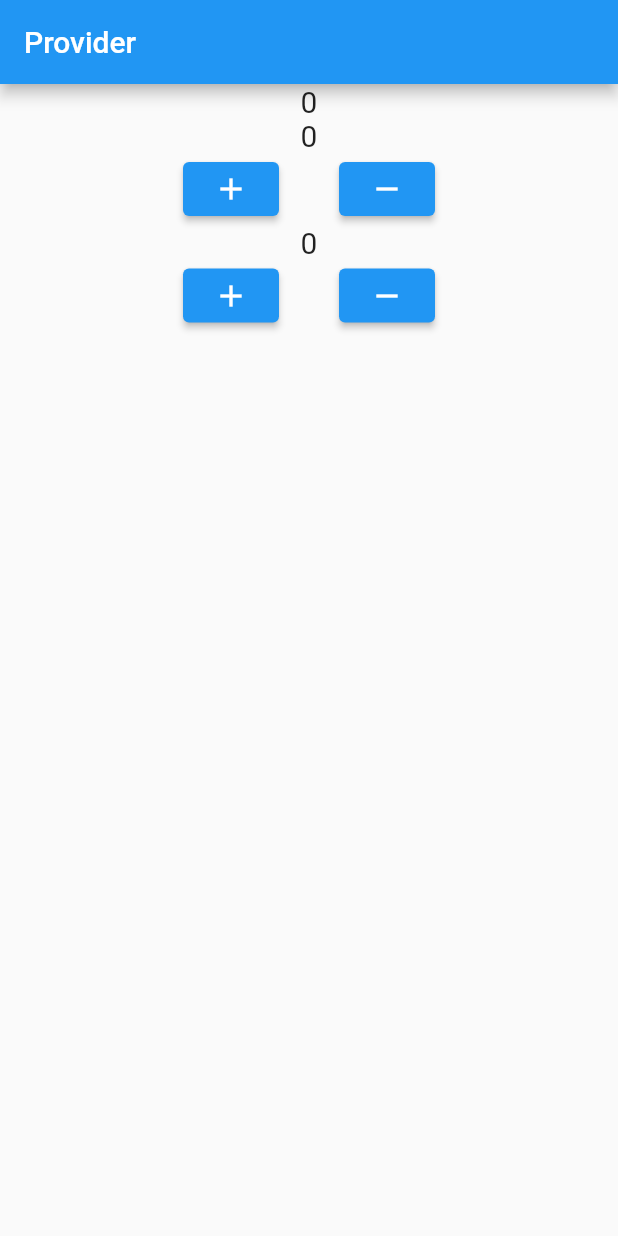
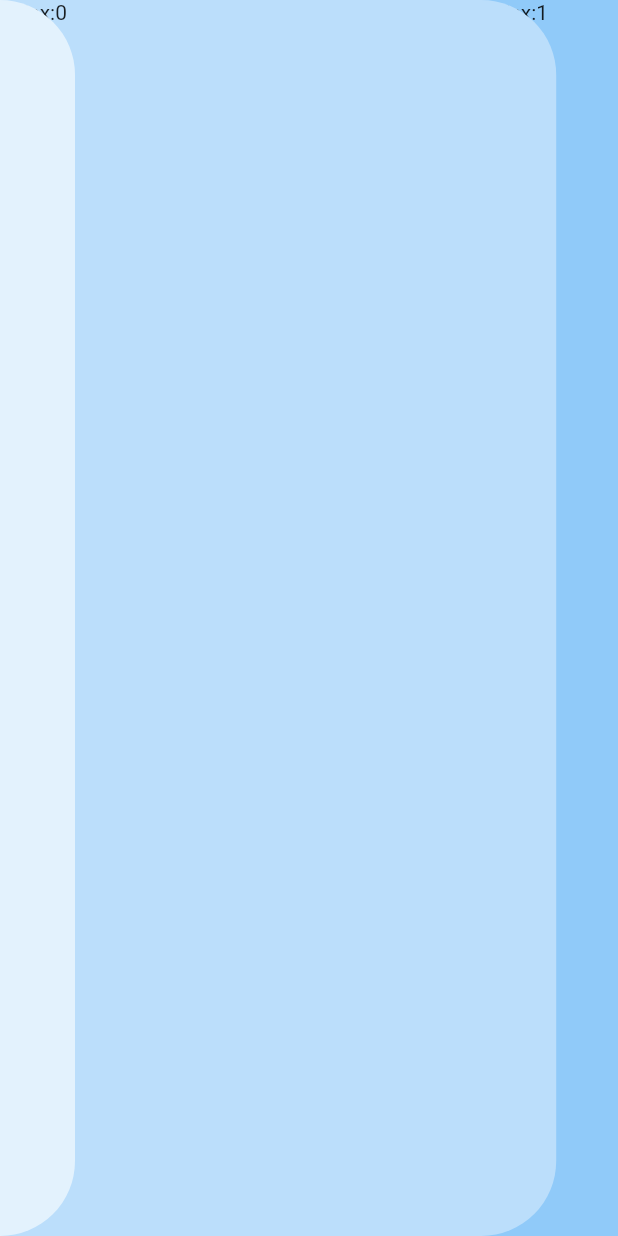
Before and after one commit to rooky0509/ontime, a Flutter app: the screen it shows after launch, on a phone screen of 412 x 824 dp. Run offline on Flutter 3.47's test engine with Material 2 defaults, Android fonts, the phone set to English and light mode, and no system bars.

Commit message:
OnTime : home.dart 기본셋팅

```diff
--- a/lib/main.dart
+++ b/lib/main.dart
@@ -1,17 +1,18 @@
 import 'package:flutter/material.dart';
 import 'package:provider/provider.dart';
+
+import 'package:ontime/page/schedule.dart';
+import 'package:ontime/page/selfcheck.dart';
+import 'package:ontime/page/bus.dart';
+import 'package:ontime/page/lunch.dart';
+import 'package:ontime/page/setting.dart';
+
 import 'package:ontime/providers/time.dart';
+
 import 'package:ontime/widgets/time.dart';
 
 void main() {
-  runApp(
-    MultiProvider(
-      providers: [
-        ChangeNotifierProvider(create: (_) => Providerr()),
-      ],
-      child: MyApp(),
-    ),
-  );
+  runApp(MyApp());
 }
 
 class MyApp extends StatelessWidget {
@@ -28,13 +29,141 @@ class MyApp extends StatelessWidget {
 }
 
 class Home extends StatelessWidget {
+
   @override
   Widget build(BuildContext context) {
+    ScrollController _controller = ScrollController();
+	  GlobalKey<ScaffoldState> _scaffoldKey = new GlobalKey();
+    double width = MediaQuery.of(context).size.width;
+    double height = MediaQuery.of(context).size.height;
+    double tapWidth = width*0.9;
+
+    void _scroll(double offset) {
+      _controller.animateTo(
+        offset,
+        duration: Duration(seconds: 1),
+        curve: Curves.fastOutSlowIn,
+      );
+    }
+
+    Widget Pos({required int index, required Color color, required Function onPressed}){
+
+      return Positioned(
+        top: 0,
+        left: (tapWidth-50)*index,
+        width: tapWidth,
+        height: height,
+        child: GestureDetector(
+          onTap: (){
+            onPressed();
+            print("Tap:$index");
+          },
+          child:Container(
+            decoration: BoxDecoration(
+              color: color,
+              borderRadius: BorderRadius.horizontal(right: Radius.circular(50)),
+            ),
+            child: Text("index:$index"),
+          ),
+        )
+      );
+    }
+
     return Scaffold(
-      appBar: AppBar(
-        title: Text('Provider'),
+      backgroundColor: Colors.amber,
+      body : SingleChildScrollView(
+        controller: _controller,
+        scrollDirection: Axis.horizontal,
+        child: Stack(
+          children:[
+            Container(
+              width: (tapWidth-50)*9,
+              decoration: const BoxDecoration(
+                gradient: LinearGradient(
+                  begin: Alignment.topLeft,
+                  end: Alignment.bottomRight,
+                  colors: [Colors.purple, Colors.orange]
+                )
               ),
-      body: Column(
+            ),
+            Pos(index: 8, color: Colors.blue.shade900 ,onPressed: (){_scroll(_controller.position.minScrollExtent);}),
+            Pos(index: 7, color: Colors.blue.shade800 ,onPressed: (){}),
+            Pos(index: 6, color: Colors.blue.shade700 ,onPressed: (){}),
+            Pos(index: 5, color: Colors.blue.shade600 ,onPressed: (){}),
+            Pos(index: 4, color: Colors.blue.shade500 ,onPressed: (){}),
+            Pos(index: 3, color: Colors.blue.shade400 ,onPressed: (){}),
+            Pos(index: 2, color: Colors.blue.shade300 ,onPressed: (){}),
+            Pos(index: 1, color: Colors.blue.shade200 ,onPressed: (){}),
+            Pos(index: 0, color: Colors.blue.shade100 ,onPressed: (){}),
+            Builder(builder: (context) {
+              return Pos(index: -1, color: Colors.blue.shade50 ,onPressed: (){Scaffold.of(context).openDrawer();});
+            }),
+
+          ]
+        )
+      ),
+      drawer: Drawer(
+        child: Center(
+          child: Text('Drawer'),
+        ),
+      ),
+    );
+  }
+}
+
+/*
+
+Container(
+  width: width*0.5,
+  decoration: BoxDecoration(
+    color: Colors.blue[100]
+    borderRadius: BorderRadius.all(Radius.circular(10)),
+  ),
+  child: Text("index:${100*(9-index)}/${100*(index-9)}"),
+)
+
+            Positioned(
+              left: 100,
+              width: 1000,
+              height: height,
+              child: Container(color: Colors.red),
+            )
+Container(
+              width: 5000,
+              decoration: const BoxDecoration(
+                gradient: LinearGradient(
+                  begin: Alignment.topLeft,
+                  end: Alignment.bottomRight,
+                  colors: [Colors.purple, Colors.orange]
+                )
+              ),
+            ),
+ListView(
+        scrollDirection: Axis.horizontal,
+        //crossAxisAlignment: CrossAxisAlignment.stretch,
+        children: List.generate(19, (index) =>
+          Container(
+            width: width*0.5,
+            decoration: BoxDecoration(
+              color: index<9?Colors.lightBlue[100*(9-index)]:Colors.amber[100*(index-9)],
+              borderRadius: BorderRadius.all(Radius.circular(10)),
+            ),
+            child: Text("index:${100*(9-index)}/${100*(index-9)}"),
+          )),
+      )
+
+<Widget>[
+          Container(
+            width: 50,
+            decoration: BoxDecoration(
+              color: Colors.amberAccent,
+              borderRadius: BorderRadius.all(Radius.circular(10))
+            ),
+          )
+        ],
+
+
+Column(
         children: <Widget>[
           ChangeNotifierProvider(
             create: (BuildContext context) => Providerr(),
@@ -49,20 +178,31 @@ class Home extends StatelessWidget {
               ),
             ),
           ),
-      ChangeNotifierProvider(
-        create: (BuildContext context) => Providerr(),
-        child: Center(
-          child: Column(
-            mainAxisAlignment: MainAxisAlignment.center,
-            children: [
-              Counter(),
-              Buttons(),
-            ],
-          ),
-        ),
-      ),
         ],
       )
+
+GridView.count(
+  crossAxisCount: 2, //1 개의 행에 보여줄 item 개수
+  childAspectRatio: 1 / 1, //item 의 가로 1, 세로 2 의 비율
+  mainAxisSpacing: 10, //수평 Padding
+  crossAxisSpacing: 10, //수직 Padding
+  children: List.generate(4, (index) {  //item 의 반목문 항목 형성
+    return MaterialButton(
+      color: Colors.lightGreen,
+      shape: RoundedRectangleBorder(borderRadius: BorderRadius.all(Radius.circular(20))),
+      child: Text(' Item : $index'),
+      onHighlightChanged: (val){
+        print("[onHighlightChanged] val : $val");
+      },
+      onPressed: (){
+        print("[onPressed]");
+      },
     );
-  }
-}
+  }),
+),
+
+
+
+
+
+ */
--- a/pubspec.yaml
+++ b/pubspec.yaml
@@ -35,6 +35,7 @@ dependencies:
   # Use with the CupertinoIcons class for iOS style icons.
   cupertino_icons: ^1.0.2
   provider: ^6.0.2
+  flutter_staggered_grid_view: ^0.6.1
 
 dev_dependencies:
   flutter_test:
```
Also changed, not shown: lib/page/schedule.dart (added, +31 -0 lines), lib/page/bus.dart (added), lib/page/lunch.dart (added), lib/page/selfcheck.dart (added), lib/page/setting.dart (added), pubspec.lock. Lines whose indentation alone changed are shown as unchanged.
